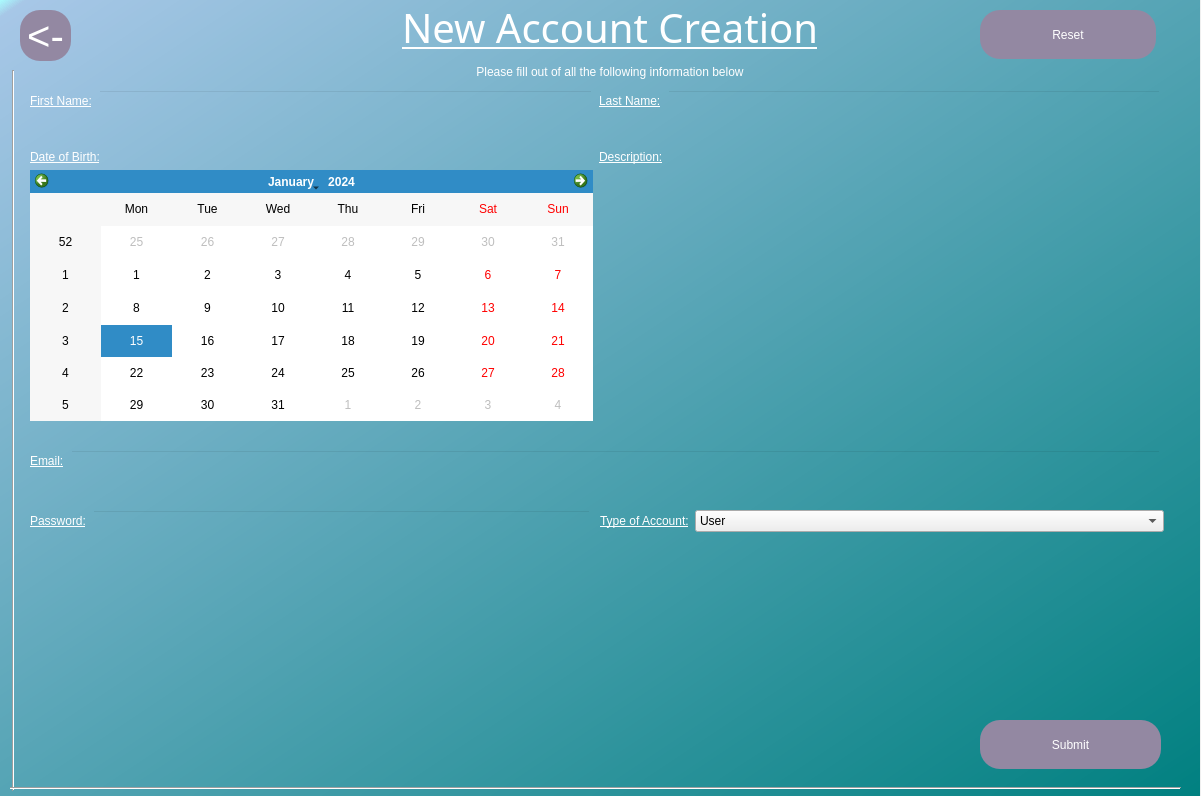
The window that AdminScreen.ui (MysticalMango647/RollSmartGui) describes before a commit, drawn with Qt 5.
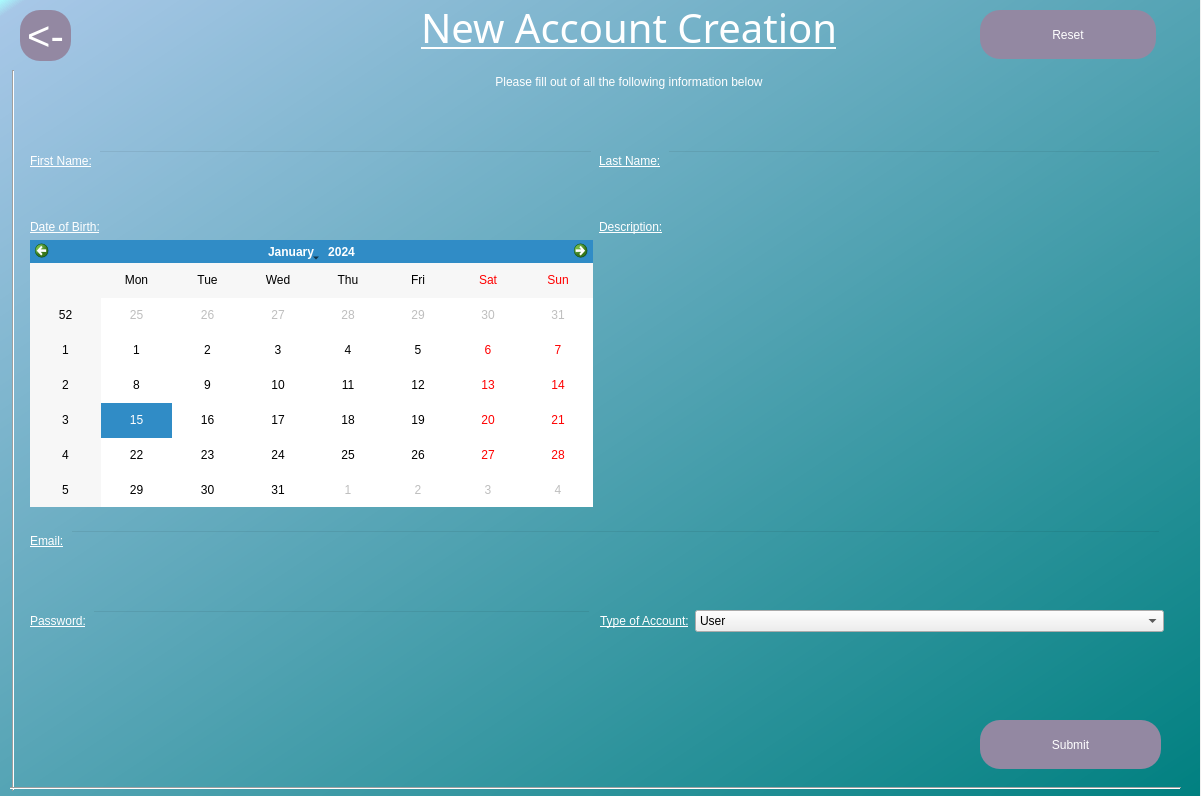
The same window after the commit.

```diff
--- a/AdminScreen.ui
+++ b/AdminScreen.ui
@@ -88,9 +88,9 @@
     <property name="geometry">
      <rect>
       <x>30</x>
-      <y>90</y>
+      <y>150</y>
       <width>1131</width>
-      <height>51</height>
+      <height>52</height>
      </rect>
     </property>
     <layout class="QGridLayout" name="gridLayout">
@@ -156,9 +156,9 @@
     <property name="geometry">
      <rect>
       <x>30</x>
-      <y>150</y>
+      <y>220</y>
       <width>1131</width>
-      <height>271</height>
+      <height>287</height>
      </rect>
     </property>
     <layout class="QGridLayout" name="gridLayout_2">
@@ -212,9 +212,9 @@
     <property name="geometry">
      <rect>
       <x>30</x>
-      <y>450</y>
+      <y>530</y>
       <width>1131</width>
-      <height>41</height>
+      <height>48</height>
      </rect>
     </property>
     <layout class="QFormLayout" name="formLayout_3">
@@ -243,10 +243,10 @@
    <widget class="QWidget" name="verticalLayoutWidget_5">
     <property name="geometry">
      <rect>
-      <x>390</x>
+      <x>350</x>
       <y>0</y>
-      <width>440</width>
-      <height>83</height>
+      <width>558</width>
+      <height>103</height>
      </rect>
     </property>
     <layout class="QVBoxLayout" name="verticalLayout_5">
@@ -353,9 +353,9 @@
     <property name="geometry">
      <rect>
       <x>30</x>
-      <y>510</y>
+      <y>610</y>
       <width>561</width>
-      <height>41</height>
+      <height>48</height>
      </rect>
     </property>
     <layout class="QFormLayout" name="formLayout_4">
@@ -385,9 +385,9 @@
     <property name="geometry">
      <rect>
       <x>600</x>
-      <y>510</y>
+      <y>610</y>
       <width>564</width>
-      <height>41</height>
+      <height>48</height>
      </rect>
     </property>
     <layout class="QFormLayout" name="formLayout_5">
```
